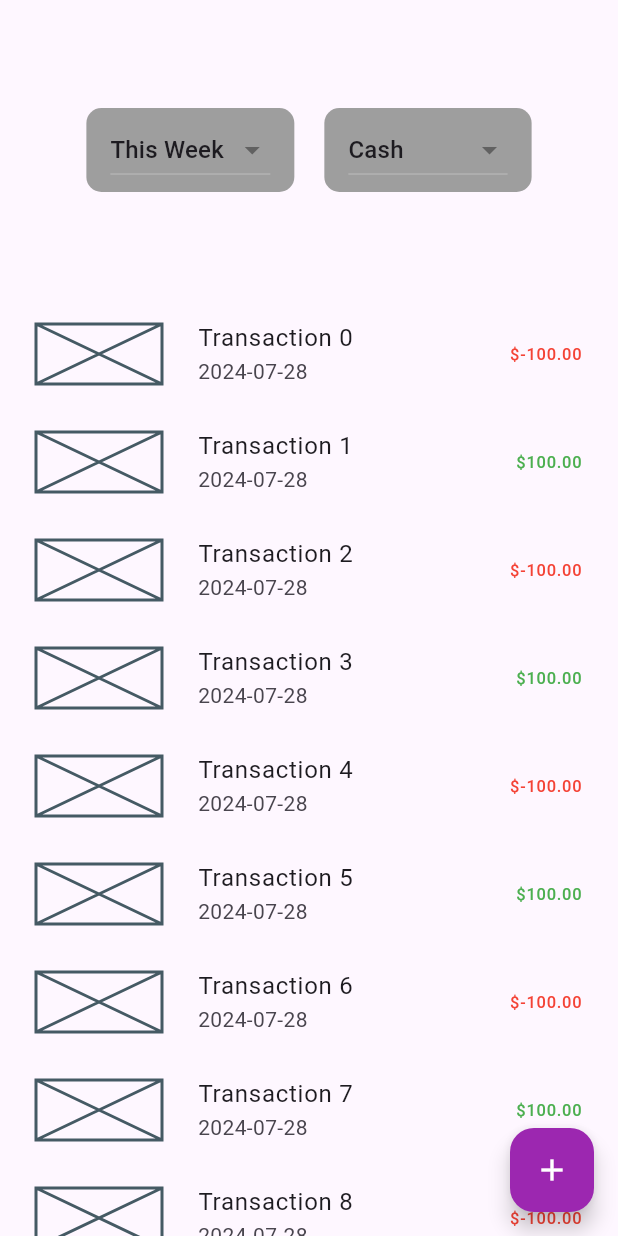
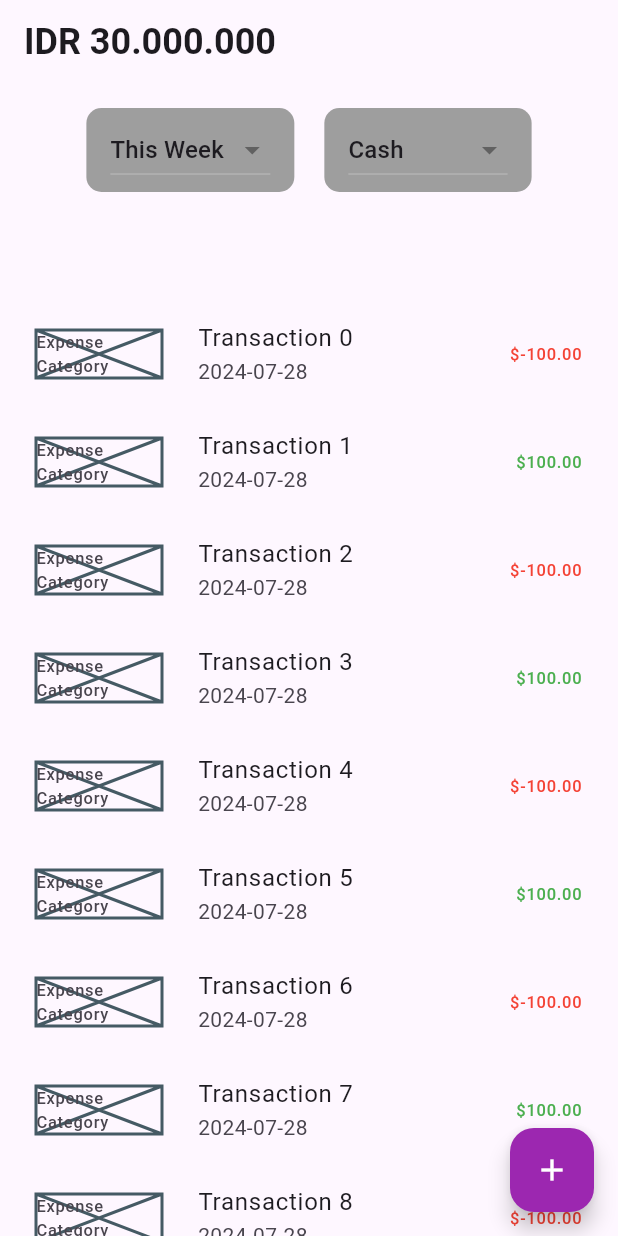
Before and after one commit to frasnym/explension, a Flutter app: the screen it shows after launch, on a phone screen of 412 x 824 dp. Run offline on Flutter 3.47's test engine with Material 3 defaults, Android fonts, the phone set to English and light mode, and no system bars.

Commit message:
feat(home): Add pinned title

```diff
--- a/lib/screens/home.dart
+++ b/lib/screens/home.dart
@@ -18,11 +18,18 @@ class _HomePageState extends State<HomePage> {
       body: CustomScrollView(
         slivers: <Widget>[
           SliverAppBar(
+            title: Text(
+              "IDR 30.000.000",
+              style: Theme.of(context).textTheme.headlineLarge,
+            ),
             expandedHeight: 200.0,
-            floating: true,
-            pinned: false,
+            floating: false,
+            pinned: true,
             flexibleSpace: FlexibleSpaceBar(
-              background: Row(
+              background: Column(
+                mainAxisAlignment: MainAxisAlignment.center,
+                children: <Widget>[
+                  Row(
                     mainAxisAlignment: MainAxisAlignment.center,
                     children: <Widget>[
                       _buildDropdown(
@@ -43,6 +50,8 @@ class _HomePageState extends State<HomePage> {
                           });
                         },
                         items: ['Cash', 'Credit Card'],
+                      ),
+                    ],
                   ),
                 ],
               ),
@@ -104,7 +113,7 @@ class _HomePageState extends State<HomePage> {
       leading: Container(
         padding: const EdgeInsets.all(8),
         width: 100,
-        child: const Placeholder(),
+        child: const Placeholder(child: Text("Expense Category")),
       ),
       title: Text(transaction['description'] as String),
       subtitle: Text(transaction['date'] as String),
```
Lines whose indentation alone changed are shown as unchanged.
